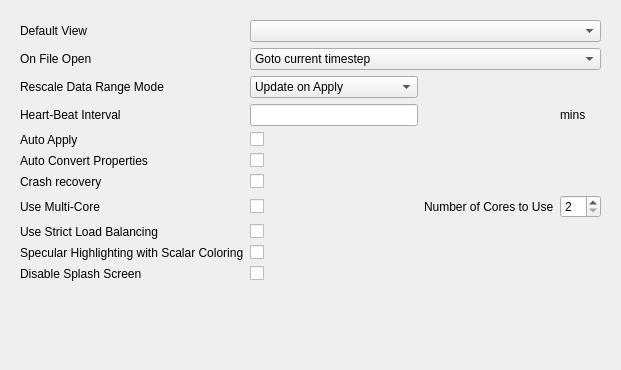
Kitware/ParaView, file Qt/Components/Resources/UI/pqApplicationOptions.ui: the form before one commit.
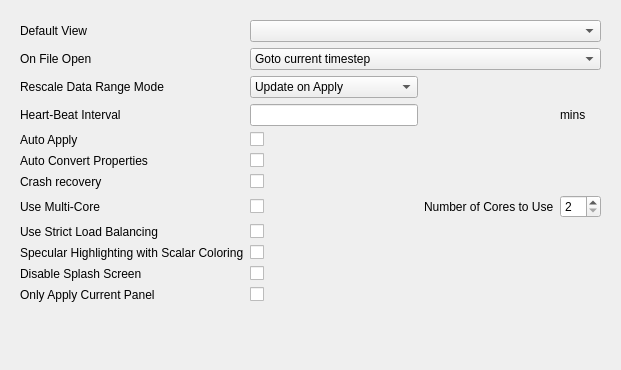
The form after the commit. Custom widgets are drawn as their Qt base class.

Commit message:
Add 'Only Apply Current Panel' option
This adds a new ParaView option to instruct the Apply button
on the properties panel to only apply settings for the current
panel rather than to all new/updated panels (the default).

Patch:
```diff
--- a/Qt/Components/Resources/UI/pqApplicationOptions.ui
+++ b/Qt/Components/Resources/UI/pqApplicationOptions.ui
@@ -106,7 +106,7 @@
          </item>
         </widget>
        </item>
-       <item row="14" column="0">
+       <item row="15" column="0">
         <spacer name="verticalSpacer_3">
          <property name="orientation">
           <enum>Qt::Vertical</enum>
@@ -254,6 +254,20 @@
          </property>
         </widget>
        </item>
+       <item row="14" column="1">
+        <widget class="QCheckBox" name="OnlyApplyCurrentPanel">
+         <property name="text">
+          <string/>
+         </property>
+        </widget>
+       </item>
+       <item row="14" column="0">
+        <widget class="QLabel" name="OnlyApplyCurrentPanelLabel">
+         <property name="text">
+          <string>Only Apply Current Panel</string>
+         </property>
+        </widget>
+       </item>
       </layout>
      </widget>
      <widget class="QWidget" name="Colors">
```
Left out of the diff: 132 changed lines with no effect on the pictures. The commit also changes 2 other files.
